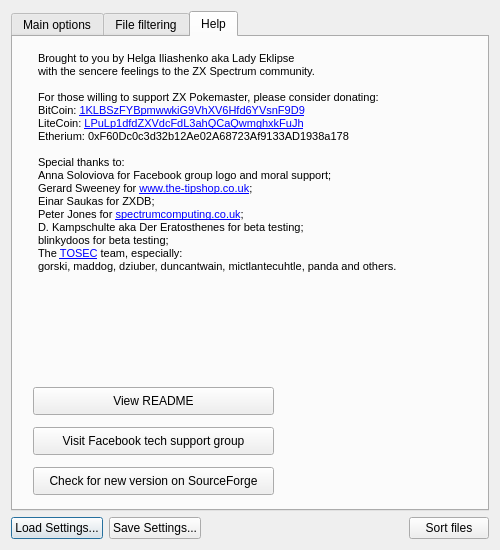
The window that ui/SorterLauncher.ui (ladyeklipse/ZX-Pokemaster) describes before a commit, drawn with Qt 5.
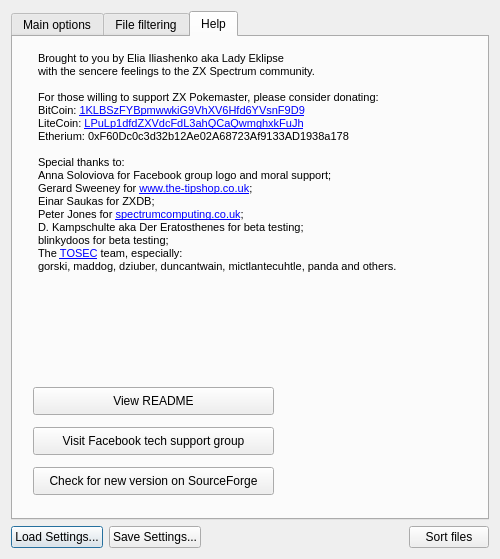
The same window after the commit. Icons and pictures are not drawn.

Diff of the .ui file:
```diff
--- a/ui/SorterLauncher.ui
+++ b/ui/SorterLauncher.ui
@@ -7,7 +7,7 @@
     <x>0</x>
     <y>0</y>
     <width>500</width>
-    <height>550</height>
+    <height>559</height>
    </rect>
   </property>
   <property name="sizePolicy">
@@ -541,7 +541,7 @@
 &lt;html&gt;&lt;head&gt;&lt;meta name=&quot;qrichtext&quot; content=&quot;1&quot; /&gt;&lt;style type=&quot;text/css&quot;&gt;
 p, li { white-space: pre-wrap; }
 &lt;/style&gt;&lt;/head&gt;&lt;body style=&quot; font-family:'MS Shell Dlg 2'; font-size:7.8pt; font-weight:400; font-style:normal;&quot;&gt;
-&lt;p style=&quot; margin-top:0px; margin-bottom:0px; margin-left:0px; margin-right:0px; -qt-block-indent:0; text-indent:0px;&quot;&gt;&lt;span style=&quot; font-size:8pt;&quot;&gt;Brought to you by Helga Iliashenko aka Lady Eklipse&lt;/span&gt;&lt;/p&gt;
+&lt;p style=&quot; margin-top:0px; margin-bottom:0px; margin-left:0px; margin-right:0px; -qt-block-indent:0; text-indent:0px;&quot;&gt;&lt;span style=&quot; font-size:8pt;&quot;&gt;Brought to you by Elia Iliashenko aka Lady Eklipse&lt;/span&gt;&lt;/p&gt;
 &lt;p style=&quot; margin-top:0px; margin-bottom:0px; margin-left:0px; margin-right:0px; -qt-block-indent:0; text-indent:0px;&quot;&gt;&lt;span style=&quot; font-size:8pt;&quot;&gt;with the sencere feelings to the ZX Spectrum community.&lt;/span&gt;&lt;/p&gt;
 &lt;p style=&quot;-qt-paragraph-type:empty; margin-top:0px; margin-bottom:0px; margin-left:0px; margin-right:0px; -qt-block-indent:0; text-indent:0px; font-size:8pt;&quot;&gt;&lt;br /&gt;&lt;/p&gt;
 &lt;p style=&quot; margin-top:0px; margin-bottom:0px; margin-left:0px; margin-right:0px; -qt-block-indent:0; text-indent:0px;&quot;&gt;&lt;span style=&quot; font-size:8pt;&quot;&gt;For those willing to support ZX Pokemaster, please consider donating:&lt;/span&gt;&lt;/p&gt;
```
